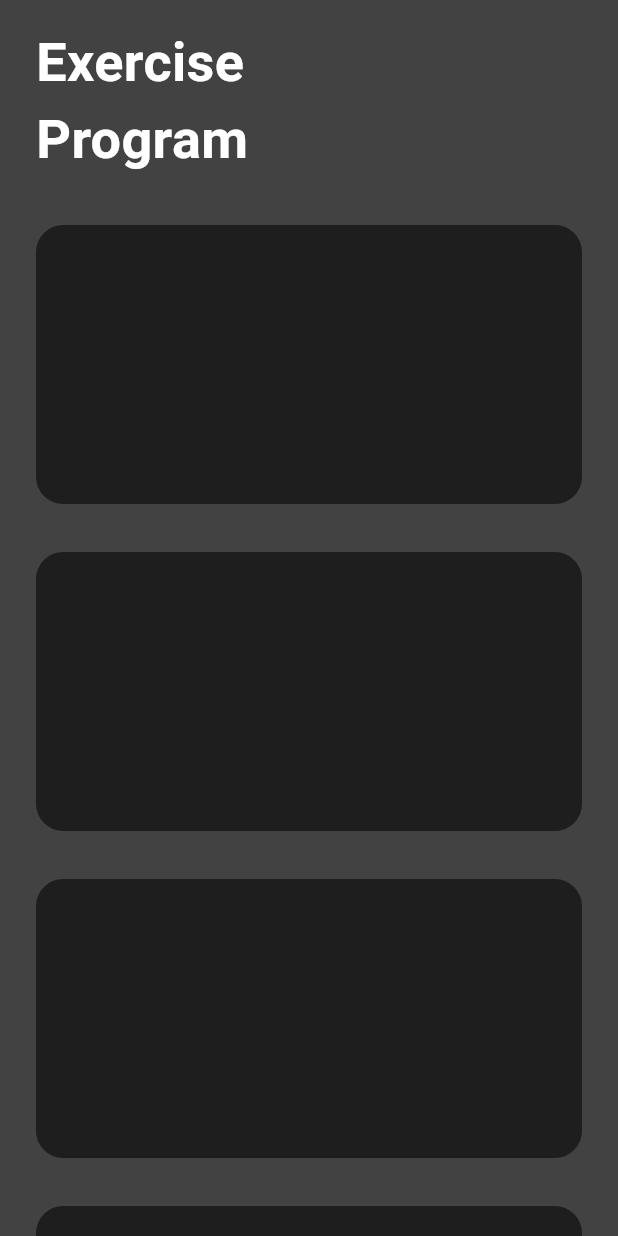
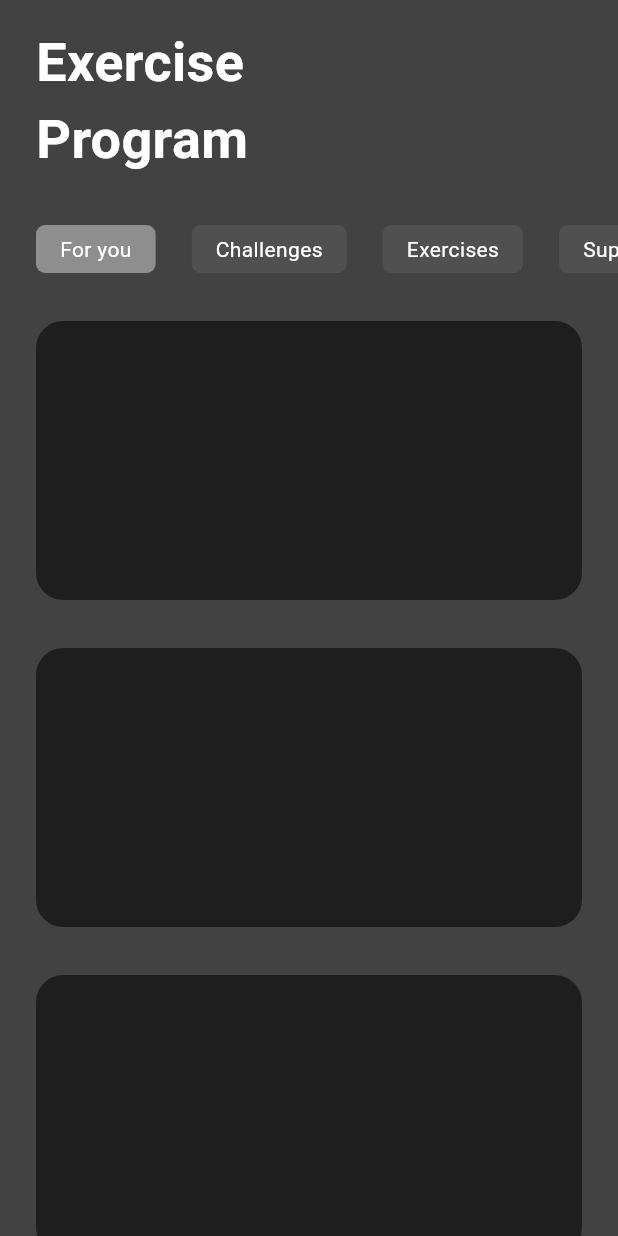
Before and after one commit to MrPouyaSaad/fitness_exercises, a Flutter app: the screen it shows after launch, on a phone screen of 412 x 824 dp. Run offline on Flutter 3.47's test engine with Material 2 defaults, Android fonts, the phone set to English and light mode, and no system bars; our stand-ins replace get.

Commit message:
Add Category List

```diff
--- a/lib/screens/home_screen.dart
+++ b/lib/screens/home_screen.dart
@@ -1,4 +1,5 @@
 import 'package:flutter/material.dart';
+import 'package:get/get.dart';
 
 class HomeScreen extends StatelessWidget {
   const HomeScreen({super.key});
@@ -8,7 +9,6 @@ class HomeScreen extends StatelessWidget {
     return Scaffold(
       backgroundColor: Colors.grey.shade800,
       body: ListView.builder(
-        padding: const EdgeInsets.symmetric(horizontal: 24, vertical: 16),
         itemCount: 5,
         itemBuilder: (context, index) {
           if (index == 0) {
@@ -23,12 +23,14 @@ class HomeScreen extends StatelessWidget {
                   ),
                 ),
               ],
-            );
+            ).marginSymmetric(horizontal: 24, vertical: 16);
+          } else if (index == 1) {
+            return const CategoryList();
           } else {
             return Container(
               height: 186,
               width: double.infinity,
-              margin: const EdgeInsets.only(top: 32),
+              margin: const EdgeInsets.only(bottom: 32, left: 24, right: 24),
               decoration: BoxDecoration(
                 borderRadius: BorderRadius.circular(18),
                 color: Colors.black54,
@@ -41,3 +43,54 @@ class HomeScreen extends StatelessWidget {
     );
   }
 }
+
+class CategoryList extends StatefulWidget {
+  const CategoryList({super.key});
+
+  @override
+  State<CategoryList> createState() => _CategoryListState();
+}
+
+class _CategoryListState extends State<CategoryList> {
+  int selectedItem = 0;
+  List categories = ['For you', 'Challenges', 'Exercises', 'Supplement'];
+  @override
+  Widget build(BuildContext context) {
+    return Container(
+      margin: const EdgeInsets.symmetric(vertical: 8),
+      height: 64,
+      child: ListView.builder(
+        scrollDirection: Axis.horizontal,
+        padding: const EdgeInsets.only(top: 8, bottom: 24),
+        itemCount: categories.length,
+        itemBuilder: (context, index) {
+          return GestureDetector(
+            onTap: () {
+              setState(() {
+                selectedItem = index;
+              });
+            },
+            child: Container(
+              margin: EdgeInsets.only(
+                  left: 24, right: index == categories.length - 1 ? 24 : 0),
+              padding: const EdgeInsets.symmetric(horizontal: 16),
+              alignment: Alignment.center,
+              decoration: BoxDecoration(
+                color: index == selectedItem
+                    ? Colors.white.withOpacity(0.4)
+                    : Colors.white.withOpacity(0.075),
+                borderRadius: BorderRadius.circular(6.0),
+              ),
+              child: Text(
+                categories[index],
+                style: const TextStyle(
+                  color: Colors.white,
+                ),
+              ),
+            ),
+          );
+        },
+      ),
+    );
+  }
+}
```
